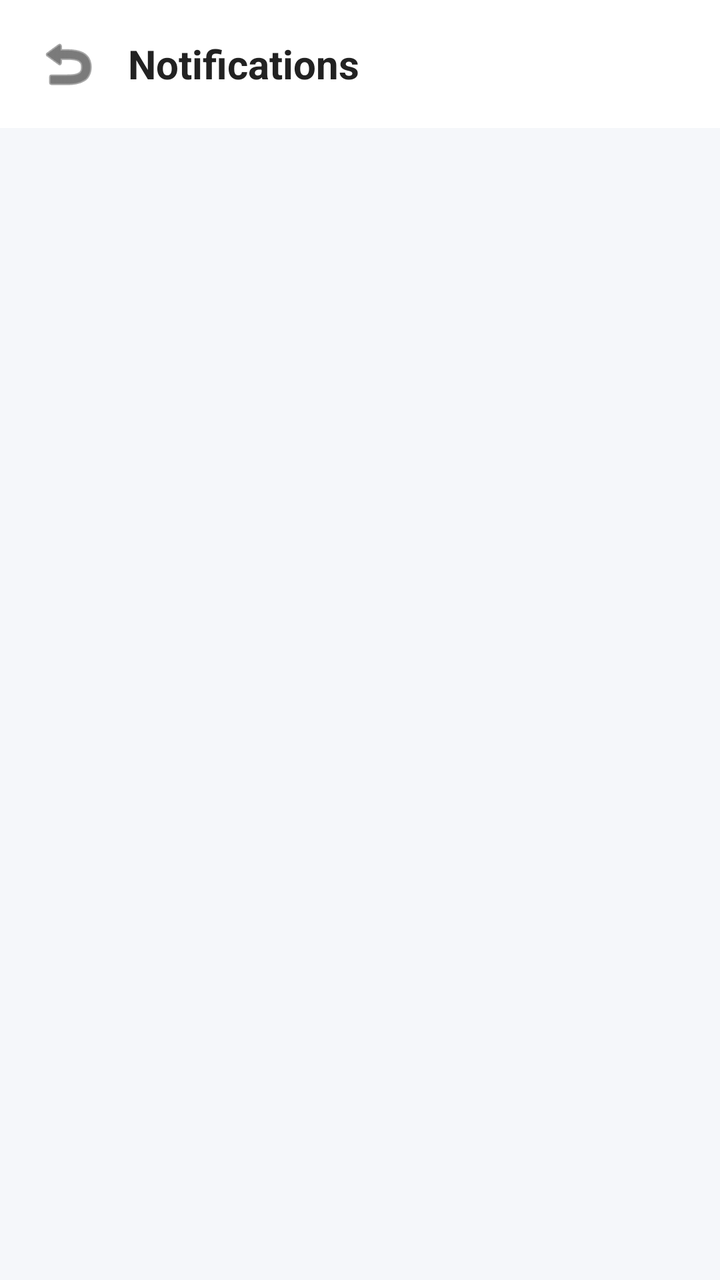
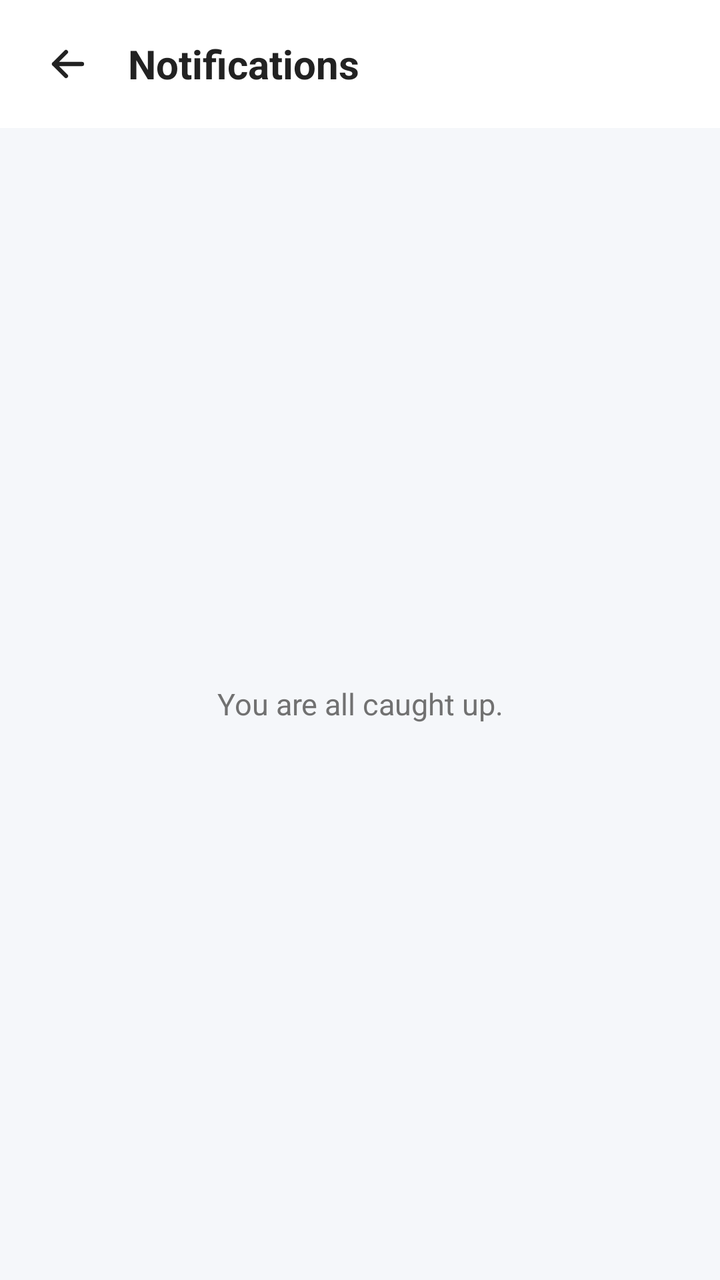

Before-and-after screenshots of an Android layout around one commit, followed by the original layout XML and the change that was made.
<!-- AndroidManifest.xml: application theme Theme.PolyGo -->
<!-- res/layout/activity_notifications.xml -->
<?xml version="1.0" encoding="utf-8"?>
<LinearLayout xmlns:android="http://schemas.android.com/apk/res/android" xmlns:app="http://schemas.android.com/apk/res-auto" android:layout_width="match_parent" android:layout_height="match_parent" android:orientation="vertical" android:background="@color/surface_variant_light"><LinearLayout android:layout_width="match_parent" android:layout_height="64dp" android:gravity="center_vertical" android:paddingHorizontal="12dp" android:background="@color/white"><ImageButton android:id="@+id/btnBack" android:layout_width="44dp" android:layout_height="44dp" android:background="?attr/selectableItemBackgroundBorderless" android:contentDescription="Back" android:src="@android:drawable/ic_menu_revert" app:tint="@color/airbnb_ink" /><TextView android:layout_width="wrap_content" android:layout_height="wrap_content" android:layout_marginStart="8dp" android:text="Notifications" android:textColor="@color/airbnb_ink" android:textSize="20sp" android:textStyle="bold" /></LinearLayout><ScrollView android:layout_width="match_parent" android:layout_height="match_parent"><LinearLayout android:id="@+id/notificationList" android:layout_width="match_parent" android:layout_height="wrap_content" android:orientation="vertical" android:padding="12dp" /></ScrollView></LinearLayout>
<!-- resources referenced by this layout -->
<resources>
  <color name="airbnb_ink">#222222</color>
  <color name="surface_variant_light">#F5F7FA</color>
  <color name="white">#FFFFFFFF</color>
  <style name="Theme.PolyGo" parent="Base.Theme.PolyGo">
          <item name="android:windowTranslucentStatus">false</item>
          <item name="android:windowLightStatusBar" tools:targetApi="m">true</item>
      </style>
  <style name="Base.Theme.PolyGo" parent="Theme.Material3.DayNight.NoActionBar">
          
          <item name="colorPrimary">@color/airbnb_coral</item>
          <item name="colorOnPrimary">@color/white</item>
          <item name="colorSecondary">@color/airbnb_ink</item>
          <item name="colorOnSecondary">@color/white</item>
          <item name="colorSurface">@color/white</item>
          <item name="android:statusBarColor">@color/white</item>
          <item name="android:windowBackground">@color/white</item>
          <item name="android:textColorPrimary">@color/airbnb_ink</item>
          <item name="android:textColorSecondary">@color/airbnb_muted</item>
      </style>
  <color name="airbnb_coral">#1E88E5</color>
  <color name="airbnb_muted">#717171</color>
</resources>

<!-- the commit's change to res/layout/activity_notifications.xml (unified diff, before → after) -->
@@ -1,2 +1,57 @@
 <?xml version="1.0" encoding="utf-8"?>
-<LinearLayout xmlns:android="http://schemas.android.com/apk/res/android" xmlns:app="http://schemas.android.com/apk/res-auto" android:layout_width="match_parent" android:layout_height="match_parent" android:orientation="vertical" android:background="@color/surface_variant_light"><LinearLayout android:layout_width="match_parent" android:layout_height="64dp" android:gravity="center_vertical" android:paddingHorizontal="12dp" android:background="@color/white"><ImageButton android:id="@+id/btnBack" android:layout_width="44dp" android:layout_height="44dp" android:background="?attr/selectableItemBackgroundBorderless" android:contentDescription="Back" android:src="@android:drawable/ic_menu_revert" app:tint="@color/airbnb_ink" /><TextView android:layout_width="wrap_content" android:layout_height="wrap_content" android:layout_marginStart="8dp" android:text="Notifications" android:textColor="@color/airbnb_ink" android:textSize="20sp" android:textStyle="bold" /></LinearLayout><ScrollView android:layout_width="match_parent" android:layout_height="match_parent"><LinearLayout android:id="@+id/notificationList" android:layout_width="match_parent" android:layout_height="wrap_content" android:orientation="vertical" android:padding="12dp" /></ScrollView></LinearLayout>
+<LinearLayout xmlns:android="http://schemas.android.com/apk/res/android"
+    android:layout_width="match_parent"
+    android:layout_height="match_parent"
+    android:background="@color/surface_variant_light"
+    android:orientation="vertical">
+
+    <LinearLayout
+        android:layout_width="match_parent"
+        android:layout_height="64dp"
+        android:background="@color/white"
+        android:gravity="center_vertical"
+        android:paddingHorizontal="12dp">
+
+        <ImageButton
+            android:id="@+id/btnBack"
+            android:layout_width="44dp"
+            android:layout_height="44dp"
+            android:background="?attr/selectableItemBackgroundBorderless"
+            android:contentDescription="Back"
+            android:src="@drawable/ic_arrow_back"
+            android:tint="@color/airbnb_ink" />
+
+        <TextView
+            android:layout_width="wrap_content"
+            android:layout_height="wrap_content"
+            android:layout_marginStart="8dp"
+            android:text="Notifications"
+            android:textColor="@color/airbnb_ink"
+            android:textSize="20sp"
+            android:textStyle="bold" />
+    </LinearLayout>
+
+    <FrameLayout
+        android:layout_width="match_parent"
+        android:layout_height="0dp"
+        android:layout_weight="1">
+
+        <androidx.recyclerview.widget.RecyclerView
+            android:id="@+id/notificationList"
+            android:layout_width="match_parent"
+            android:layout_height="match_parent"
+            android:clipToPadding="false"
+            android:padding="12dp" />
+
+        <TextView
+            android:id="@+id/tvEmptyNotifications"
+            android:layout_width="match_parent"
+            android:layout_height="wrap_content"
+            android:layout_gravity="center"
+            android:gravity="center"
+            android:padding="32dp"
+            android:text="You are all caught up."
+            android:textColor="@color/airbnb_muted"
+            android:textSize="15sp" />
+    </FrameLayout>
+</LinearLayout>
<!-- resource entries referenced after the edit -->
@@ -1,8 +1,23 @@
 <!-- resources referenced by this layout -->
 <resources>
   <color name="airbnb_ink">#222222</color>
+  <color name="airbnb_muted">#717171</color>
   <color name="surface_variant_light">#F5F7FA</color>
   <color name="white">#FFFFFFFF</color>
+  <!-- drawable ic_arrow_back (drawable) -->
+  <vector xmlns:android="http://schemas.android.com/apk/res/android"
+      android:width="24dp"
+      android:height="24dp"
+      android:viewportWidth="24"
+      android:viewportHeight="24">
+      <path
+          android:fillColor="@android:color/transparent"
+          android:strokeColor="@color/airbnb_ink"
+          android:strokeWidth="2.1"
+          android:strokeLineCap="round"
+          android:strokeLineJoin="round"
+          android:pathData="M19,12H5M11,6l-6,6 6,6" />
+  </vector>
   <style name="Theme.PolyGo" parent="Base.Theme.PolyGo">
           <item name="android:windowTranslucentStatus">false</item>
           <item name="android:windowLightStatusBar" tools:targetApi="m">true</item>
@@ -20,6 +35,5 @@
           <item name="android:textColorSecondary">@color/airbnb_muted</item>
       </style>
   <color name="airbnb_coral">#1E88E5</color>
-  <color name="airbnb_muted">#717171</color>
 </resources>
 
